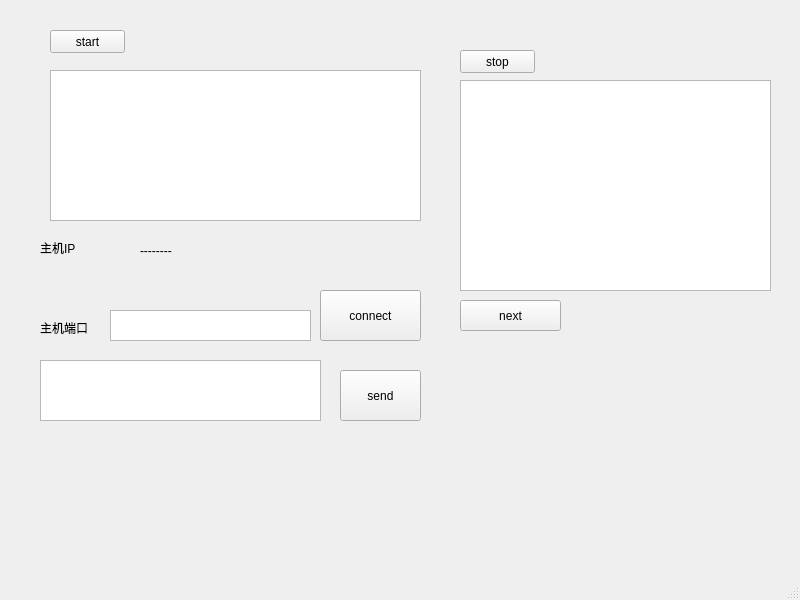
Before: the Qt Designer form MainWindow.ui in shaoduoduo/SITserver, drawn with Qt 5.
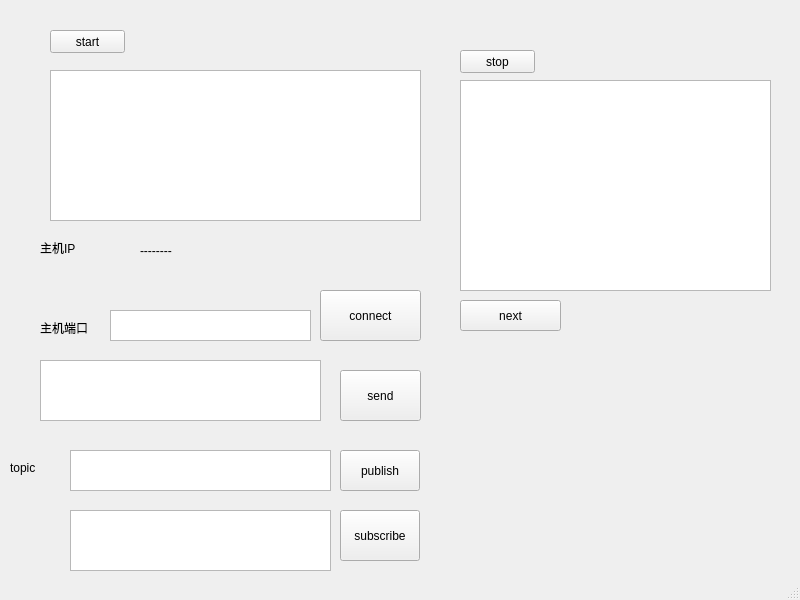
After: the same form once the commit is applied.

Patch:
```diff
--- a/MainWindow.ui
+++ b/MainWindow.ui
@@ -158,6 +158,65 @@
      <string>connect</string>
     </property>
    </widget>
+   <widget class="QTextEdit" name="textEdit_pub">
+    <property name="geometry">
+     <rect>
+      <x>70</x>
+      <y>450</y>
+      <width>261</width>
+      <height>41</height>
+     </rect>
+    </property>
+   </widget>
+   <widget class="QPushButton" name="pushButton_pub">
+    <property name="geometry">
+     <rect>
+      <x>340</x>
+      <y>450</y>
+      <width>80</width>
+      <height>41</height>
+     </rect>
+    </property>
+    <property name="text">
+     <string>publish</string>
+    </property>
+   </widget>
+   <widget class="QPushButton" name="pushButton_subs">
+    <property name="geometry">
+     <rect>
+      <x>340</x>
+      <y>510</y>
+      <width>80</width>
+      <height>51</height>
+     </rect>
+    </property>
+    <property name="text">
+     <string>subscribe</string>
+    </property>
+   </widget>
+   <widget class="QTextEdit" name="textEdit_sub">
+    <property name="geometry">
+     <rect>
+      <x>70</x>
+      <y>510</y>
+      <width>261</width>
+      <height>61</height>
+     </rect>
+    </property>
+   </widget>
+   <widget class="QLabel" name="label">
+    <property name="geometry">
+     <rect>
+      <x>10</x>
+      <y>460</y>
+      <width>59</width>
+      <height>15</height>
+     </rect>
+    </property>
+    <property name="text">
+     <string>topic</string>
+    </property>
+   </widget>
   </widget>
   <widget class="QStatusBar" name="statusBar"/>
  </widget>
```
